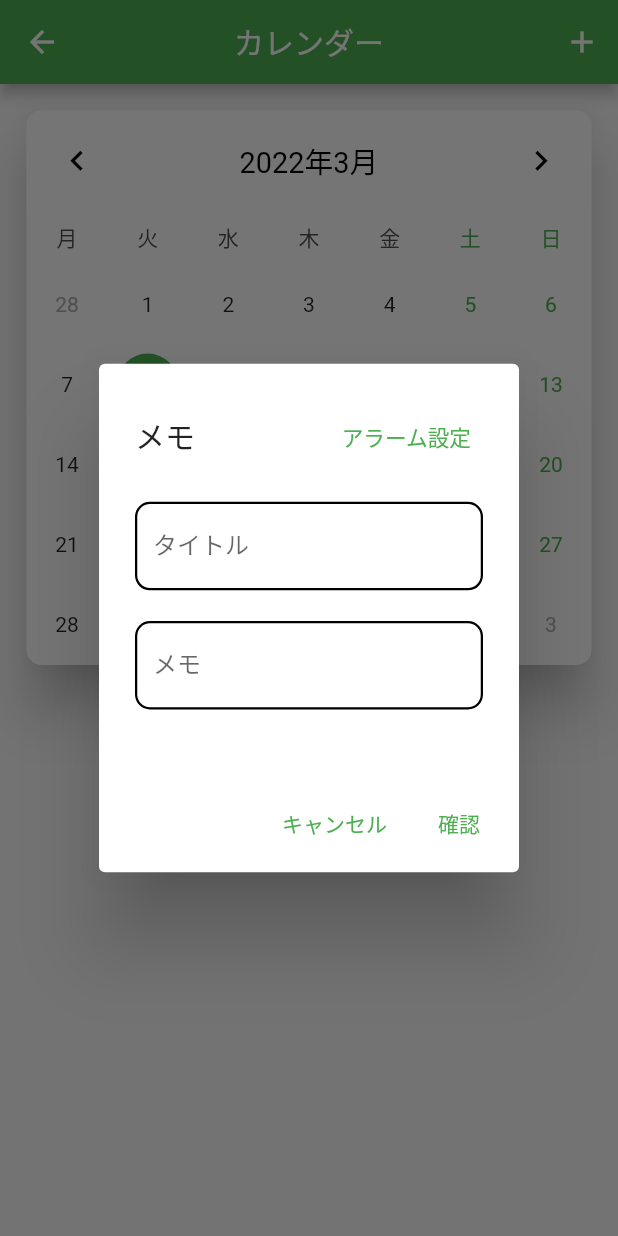
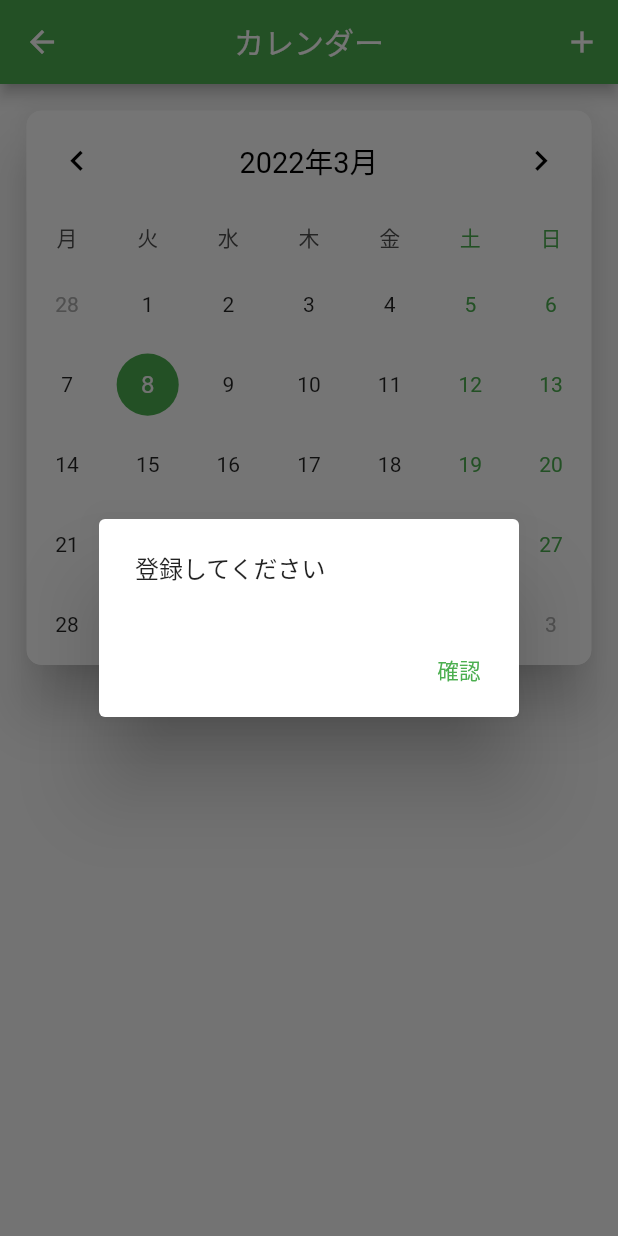
Before and after one commit to 198ai/doto_app, a Flutter app: the CalendarPage screen opened directly, after a tap on the "add" icon, on a phone screen of 412 x 824 dp. Run offline on Flutter 3.47's test engine with Material 2 defaults, Android fonts, the phone set to English and light mode, and no system bars; drawn by our look-alikes of table_calendar; our stand-ins replace charts_flutter, date_format, dio, flutter_local_notifications, flutter_screenutil, shared_preferences and 4 more; missing offline and left inert: flutter_ringtone_player, shake_animation_widget; accounts and stored records are empty.

Commit message:
ログインしていない状態のポップアップ

```diff
--- a/lib/pages/tabs/Calendar.dart
+++ b/lib/pages/tabs/Calendar.dart
@@ -109,15 +109,15 @@ class _CalendarPageState extends State<CalendarPage> {
     //print("Bearer ${userdata.accessToken}");
     ///请求header的配置
     dio.options.headers['authorization'] = "Bearer ${userdata.accessToken}";
-      try{
-        Response response = await dio.post("http://www.leishengle.com/api/v1/deletemyevents",data: jsonEncode(calendarlist));
+    try {
+      Response response = await dio.post(
+          "http://www.leishengle.com/api/v1/deletemyevents",
+          data: jsonEncode(calendarlist));
       print("本地数据" + "${jsonEncode(calendarlist)}");
       print("返回数据；$response");
-      }catch(onError) {
+    } catch (onError) {
       debugPrint("error:${onError.toString()}");
     }
-
-
   }
 
   Future sendEvents(Map<DateTime, List<MyEvents>> myEvents) async {
@@ -137,7 +137,8 @@ class _CalendarPageState extends State<CalendarPage> {
     //print("Bearer ${userdata.accessToken}");
     ///请求header的配置
     dio.options.headers['authorization'] = "Bearer ${userdata.accessToken}";
-    Response response = await dio.post("http://www.leishengle.com/api/v1/myevents",
+    Response response = await dio.post(
+        "http://www.leishengle.com/api/v1/myevents",
         data: jsonEncode(calendarlist));
     print("本地数据" + "$calendarlist");
     print("返回数据；$response");
@@ -214,7 +215,9 @@ class _CalendarPageState extends State<CalendarPage> {
                     },
                     child: Text(
                       'キャンセル',
-                      style: TextStyle(fontSize: ScreenAdapter.size(16),color: Colors.green),
+                      style: TextStyle(
+                          fontSize: ScreenAdapter.size(16),
+                          color: Colors.green),
                     )),
                 // ignore: deprecated_member_use
                 TextButton(
@@ -223,7 +226,9 @@ class _CalendarPageState extends State<CalendarPage> {
                     },
                     child: Text(
                       '確認',
-                      style: TextStyle(fontSize: ScreenAdapter.size(16),color: Colors.green),
+                      style: TextStyle(
+                          fontSize: ScreenAdapter.size(16),
+                          color: Colors.green),
                     )),
               ],
             ),
@@ -268,9 +273,9 @@ class _CalendarPageState extends State<CalendarPage> {
   Widget buildTextField(
       {String? hint, required TextEditingController controller}) {
     return Theme(
-    data:Theme.of(context).copyWith(
+      data: Theme.of(context).copyWith(
         colorScheme: ThemeData().colorScheme.copyWith(
-                      primary:Colors.green,
+              primary: Colors.green,
             ),
       ),
       child: TextField(
@@ -290,8 +295,40 @@ class _CalendarPageState extends State<CalendarPage> {
               10.0,
             ),
           ),
-      ),),
+        ),
+      ),
     );
+  }
+
+  checkLocked() {
+    return showDialog(
+        context: context,
+        builder: (context) => StatefulBuilder(
+                //在这里为了区分，在构建builder的时候将setState方法命名为了setBottomSheetState。
+                builder: (context1, showDialogState) {
+              return AlertDialog(
+                content: Column(
+                  crossAxisAlignment: CrossAxisAlignment.stretch,
+                  mainAxisSize: MainAxisSize.min,
+                  children: [
+                    Text('登録してください'),
+                  ],
+                ),
+                actions: [
+                  TextButton(
+                    onPressed: () {
+                      Navigator.pop(context);
+                    },
+                    child: Text(
+                      '確認',
+                      style: TextStyle(
+                          fontSize: ScreenAdapter.size(15),
+                          color: Colors.green),
+                    ),
+                  ),
+                ],
+              );
+            }));
   }
 
   _showAddEventDialog() async {
@@ -315,9 +352,7 @@ class _CalendarPageState extends State<CalendarPage> {
                       },
                       child: Text('アラーム設定',
                           style: TextStyle(
-                            fontSize:
-                                ScreenAdapter.size(
-                                    15),
+                              fontSize: ScreenAdapter.size(15),
                               color: Colors.green)),
                     ),
                   ],
@@ -345,7 +380,8 @@ class _CalendarPageState extends State<CalendarPage> {
                 actions: [
                   TextButton(
                     onPressed: () => Navigator.pop(context),
-                    child: const Text('キャンセル',style: TextStyle(color: Colors.green)),
+                    child: const Text('キャンセル',
+                        style: TextStyle(color: Colors.green)),
                   ),
                   TextButton(
                     onPressed: () async {
@@ -425,7 +461,8 @@ class _CalendarPageState extends State<CalendarPage> {
                         return;
                       }
                     },
-                    child: const Text('確認',style: TextStyle(color: Colors.green)),
+                    child:
+                        const Text('確認', style: TextStyle(color: Colors.green)),
                   ),
                 ],
               );
@@ -445,7 +482,11 @@ class _CalendarPageState extends State<CalendarPage> {
                   highlightColor: Colors.transparent,
                   icon: Icon(Icons.add),
                   onPressed: () {
+                    if(userdata.name !=""){
                       _showAddEventDialog();
+                    }else{
+                      checkLocked();
+                    }
                   }),
             ]),
         body: SingleChildScrollView(
```
Also changed, not shown: lib/pages/Countdown.dart (+19 -54 lines), lib/pages/tabs/ToDoList.dart (+37 -6 lines), lib/widget/drawer.dart (+18 -9 lines). Lines whose indentation alone changed are shown as unchanged.
